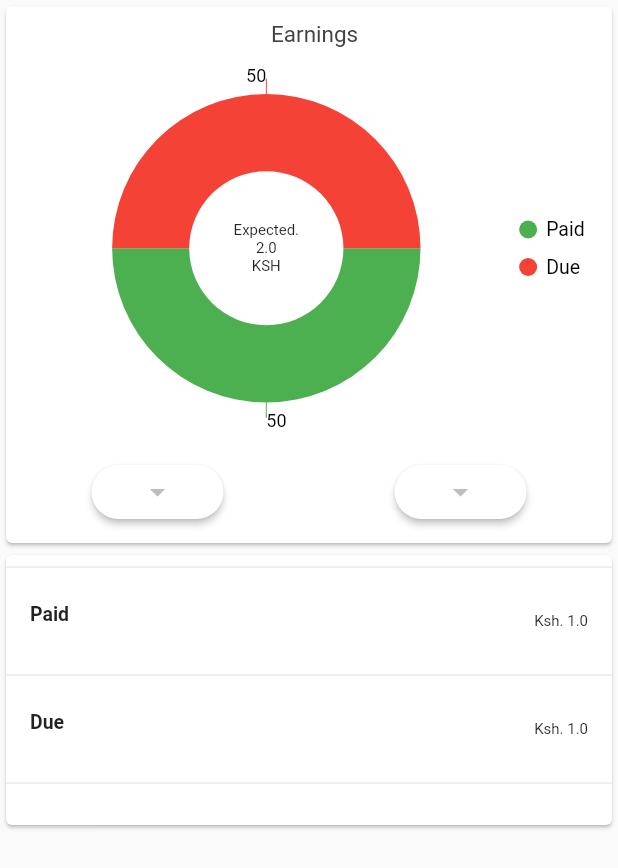
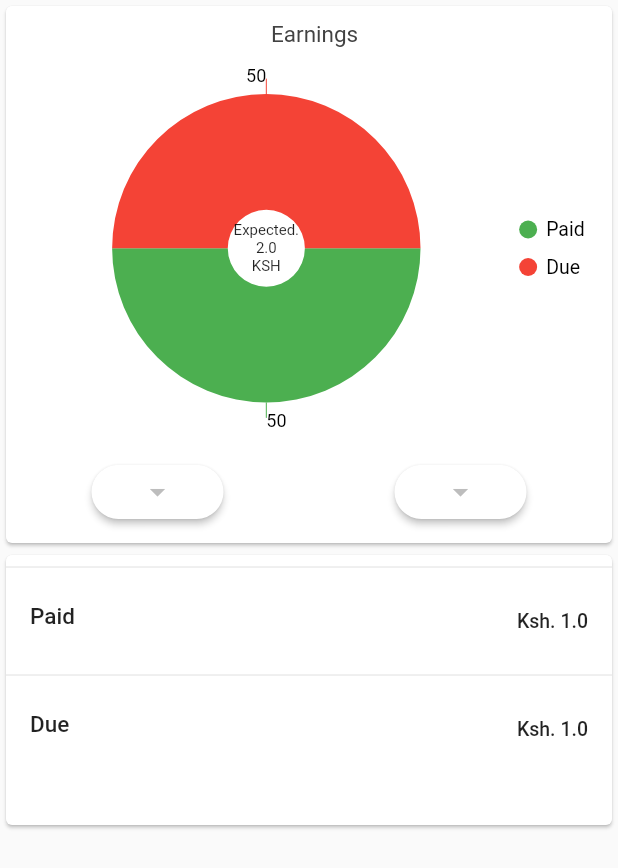
Before and after one commit to CreamyMilk/zukees, a Flutter app: the CoolGraph widget shown alone on an empty page, opened directly, on a phone screen of 412 x 824 dp. Shown: the top 868 px of the screen. Run offline on Flutter 3.47's test engine with Material 2 defaults, Android fonts, the phone set to English and light mode, and no system bars; our stand-ins replace cached_network_image, cloud_firestore, firebase_core, flare_flutter, flushbar, flutter_blurhash and 6 more; accounts and stored records are empty.

Commit message:
🍚 Alter inner radius of the chart

```diff
--- a/lib/widgets/graph_trans.dart
+++ b/lib/widgets/graph_trans.dart
@@ -212,9 +212,9 @@ class _CoolGraphState extends State<CoolGraph> {
 
   Container _getVisualAmounts(double paid, double due) {
     const TextStyle beBold =
-        TextStyle(fontSize: 13, fontWeight: FontWeight.w600);
+        TextStyle(fontSize: 15, fontWeight: FontWeight.w500);
     const TextStyle beLight =
-        TextStyle(fontSize: 10, fontWeight: FontWeight.w400);
+        TextStyle(fontSize: 13, fontWeight: FontWeight.w500);
     return Container(
         height: 180,
         child: ListView(children: [
@@ -226,7 +226,6 @@ class _CoolGraphState extends State<CoolGraph> {
           ListTile(
               leading: Text("Due", style: beBold),
               trailing: Text("Ksh. $due", style: beLight)),
-          Divider()
         ]));
   }
 
@@ -265,6 +264,7 @@ class _CoolGraphState extends State<CoolGraph> {
     ];
     return <DoughnutSeries<ChartSampleData, String>>[
       DoughnutSeries<ChartSampleData, String>(
+          innerRadius: "25%",
           dataSource: chartData,
           strokeColor: Colors.red,
           xValueMapper: (ChartSampleData data, _) => data.x,
```
